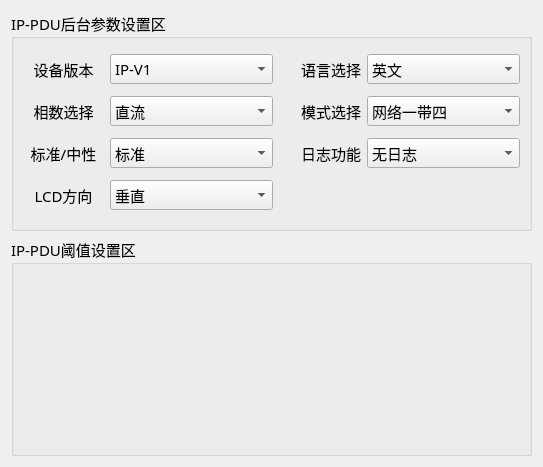
Qt form PDU-DebugTool/setting/set_ipwid.ui (ChinaClever/PDU-MonitorDebug) before a commit.
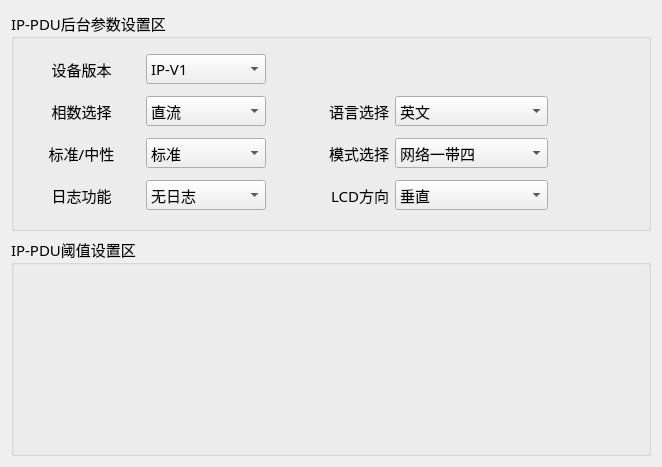
The same form after that commit.

Commit message: 界面送货

Diff of the .ui file:
```diff
--- a/PDU-DebugTool/setting/set_ipwid.ui
+++ b/PDU-DebugTool/setting/set_ipwid.ui
@@ -6,7 +6,7 @@
    <rect>
     <x>0</x>
     <y>0</y>
-    <width>543</width>
+    <width>662</width>
     <height>467</height>
    </rect>
   </property>
@@ -26,6 +26,9 @@
       <string>IP-PDU后台参数设置区</string>
      </property>
      <layout class="QGridLayout" name="gridLayout">
+      <property name="rightMargin">
+       <number>100</number>
+      </property>
       <item row="0" column="0">
        <widget class="QLabel" name="label_12">
         <property name="text">
@@ -36,7 +39,7 @@
         </property>
        </widget>
       </item>
-      <item row="0" column="1" colspan="2">
+      <item row="0" column="1">
        <widget class="QComboBox" name="ipTypeBox">
         <property name="minimumSize">
          <size>
@@ -56,36 +59,6 @@
         </item>
        </widget>
       </item>
-      <item row="0" column="3">
-       <widget class="QLabel" name="label_2">
-        <property name="text">
-         <string>语言选择</string>
-        </property>
-        <property name="alignment">
-         <set>Qt::AlignRight|Qt::AlignTrailing|Qt::AlignVCenter</set>
-        </property>
-       </widget>
-      </item>
-      <item row="0" column="4">
-       <widget class="QComboBox" name="languageBox">
-        <property name="minimumSize">
-         <size>
-          <width>120</width>
-          <height>30</height>
-         </size>
-        </property>
-        <item>
-         <property name="text">
-          <string>英文</string>
-         </property>
-        </item>
-        <item>
-         <property name="text">
-          <string>中文</string>
-         </property>
-        </item>
-       </widget>
-      </item>
       <item row="1" column="0">
        <widget class="QLabel" name="label_7">
         <property name="text">
@@ -96,7 +69,7 @@
         </property>
        </widget>
       </item>
-      <item row="1" column="1" colspan="2">
+      <item row="1" column="1">
        <widget class="QComboBox" name="lineBox">
         <property name="minimumSize">
          <size>
@@ -126,18 +99,18 @@
         </item>
        </widget>
       </item>
+      <item row="1" column="2">
+       <widget class="QLabel" name="label_2">
+        <property name="text">
+         <string>语言选择</string>
+        </property>
+        <property name="alignment">
+         <set>Qt::AlignRight|Qt::AlignTrailing|Qt::AlignVCenter</set>
+        </property>
+       </widget>
+      </item>
       <item row="1" column="3">
-       <widget class="QLabel" name="label_3">
-        <property name="text">
-         <string>模式选择</string>
-        </property>
-        <property name="alignment">
-         <set>Qt::AlignRight|Qt::AlignTrailing|Qt::AlignVCenter</set>
-        </property>
-       </widget>
-      </item>
-      <item row="1" column="4">
-       <widget class="QComboBox" name="ipModeBox">
+       <widget class="QComboBox" name="languageBox">
         <property name="minimumSize">
          <size>
           <width>120</width>
@@ -146,7 +119,7 @@
         </property>
         <item>
          <property name="text">
-          <string>网络一带四</string>
+          <string>英文</string>
          </property>
         </item>
         <item>
@@ -166,7 +139,7 @@
         </property>
        </widget>
       </item>
-      <item row="2" column="1" colspan="2">
+      <item row="2" column="1">
        <widget class="QComboBox" name="sBox">
         <property name="minimumSize">
          <size>
@@ -191,17 +164,47 @@
         </item>
        </widget>
       </item>
+      <item row="2" column="2">
+       <widget class="QLabel" name="label_3">
+        <property name="text">
+         <string>模式选择</string>
+        </property>
+        <property name="alignment">
+         <set>Qt::AlignRight|Qt::AlignTrailing|Qt::AlignVCenter</set>
+        </property>
+       </widget>
+      </item>
       <item row="2" column="3">
+       <widget class="QComboBox" name="ipModeBox">
+        <property name="minimumSize">
+         <size>
+          <width>120</width>
+          <height>30</height>
+         </size>
+        </property>
+        <item>
+         <property name="text">
+          <string>网络一带四</string>
+         </property>
+        </item>
+        <item>
+         <property name="text">
+          <string>Modbus RTU 级联</string>
+         </property>
+        </item>
+       </widget>
+      </item>
+      <item row="3" column="0">
        <widget class="QLabel" name="label_11">
         <property name="text">
          <string>日志功能</string>
         </property>
         <property name="alignment">
-         <set>Qt::AlignRight|Qt::AlignTrailing|Qt::AlignVCenter</set>
+         <set>Qt::AlignCenter</set>
         </property>
        </widget>
       </item>
-      <item row="2" column="4">
+      <item row="3" column="1">
        <widget class="QComboBox" name="logBox">
         <property name="minimumSize">
          <size>
@@ -221,30 +224,17 @@
         </item>
        </widget>
       </item>
-      <item row="3" column="0">
+      <item row="3" column="2">
        <widget class="QLabel" name="label_9">
         <property name="text">
          <string>LCD方向</string>
         </property>
         <property name="alignment">
-         <set>Qt::AlignCenter</set>
+         <set>Qt::AlignRight|Qt::AlignTrailing|Qt::AlignVCenter</set>
         </property>
        </widget>
       </item>
-      <item row="3" column="3" colspan="2">
-       <spacer name="horizontalSpacer">
-        <property name="orientation">
-         <enum>Qt::Horizontal</enum>
-        </property>
-        <property name="sizeHint" stdset="0">
-         <size>
-          <width>241</width>
-          <height>27</height>
-         </size>
-        </property>
-       </spacer>
-      </item>
-      <item row="3" column="1" colspan="2">
+      <item row="3" column="3">
        <widget class="QComboBox" name="lcdBox">
         <property name="minimumSize">
          <size>
```
Left out of the diff: 2 changed lines with no effect on the pictures.
